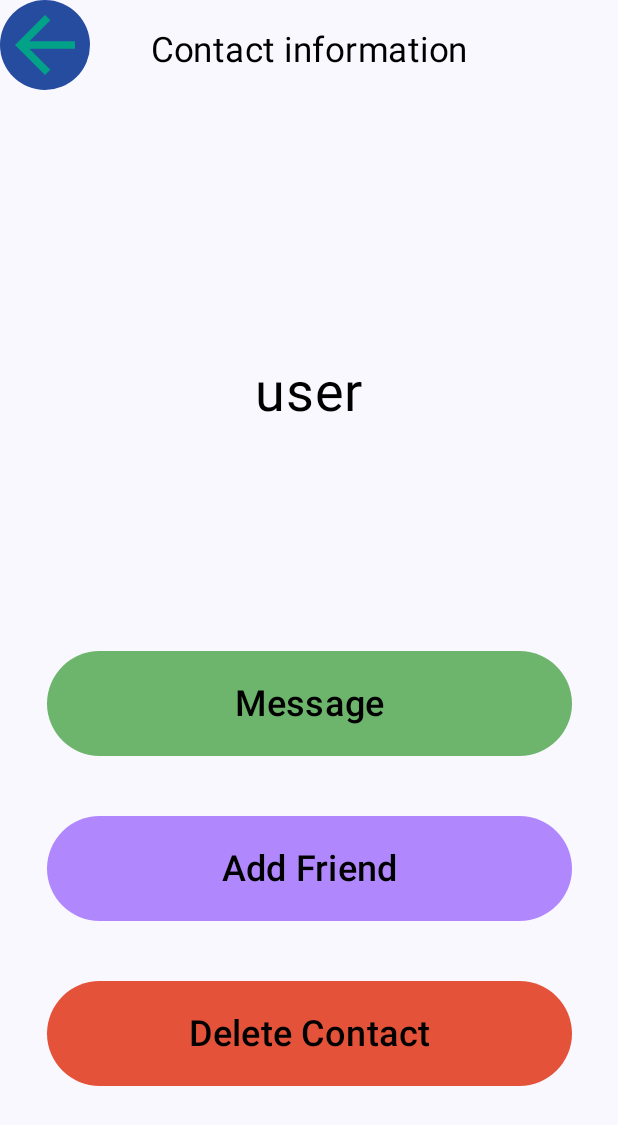
After one commit to mkikets99/LNTU-Messeger-Project, an Android app built with Jetpack Compose: the composable ContactPageView shown on its own in the app's theme, on a phone screen of 412 x 824 dp. The commit adds this screen. Shown: the top 1125 px of the screen. Run offline under Robolectric (Android 15) with nearby library versions, the phone set to English and light mode, and no system bars.

Commit message:
Added contact page. Changed theme

```diff
--- a/app/src/main/java/com/github/mkikets99/lntumessengerproject/ui/theme/Color.kt
+++ b/app/src/main/java/com/github/mkikets99/lntumessengerproject/ui/theme/Color.kt
@@ -9,3 +9,7 @@ val Pink80 = Color(0xFFEFB8C8) //EFB8C8
 val Purple40 = Color(0xFF6650a4) //6650a4
 val PurpleGrey40 = Color(0xFF625b71) //625b71
 val Pink40 = Color(0xFF7D5260)
+
+val BlueDark = Color(0xFF264ca0)
+val BlueDarkSecondary = Color(0xFF01a288)
+val BlueDarkTrinary = Color(0xFF01ec88)
--- a/app/src/main/java/com/github/mkikets99/lntumessengerproject/views/AuthViews.kt
+++ b/app/src/main/java/com/github/mkikets99/lntumessengerproject/views/AuthViews.kt
@@ -82,6 +82,7 @@ fun AuthActivity(navController: NavController){
 
             CustomButton(
                 onClick = { navController.navigate("MainList") },
+                modifier = Modifier
             ) {
                 Text(
                     text = "Login"
--- /dev/null
+++ b/app/src/main/java/com/github/mkikets99/lntumessengerproject/views/ContactPageView.kt
@@ -0,0 +1,132 @@
+package com.github.mkikets99.lntumessengerproject.views
+
+import androidx.compose.foundation.Image
+import androidx.compose.foundation.background
+import androidx.compose.foundation.layout.Box
+import androidx.compose.foundation.layout.Column
+import androidx.compose.foundation.layout.Row
+import androidx.compose.foundation.layout.Spacer
+import androidx.compose.foundation.layout.fillMaxHeight
+import androidx.compose.foundation.layout.fillMaxSize
+import androidx.compose.foundation.layout.fillMaxWidth
+import androidx.compose.foundation.layout.height
+import androidx.compose.foundation.layout.offset
+import androidx.compose.foundation.layout.size
+import androidx.compose.foundation.layout.width
+import androidx.compose.foundation.shape.RoundedCornerShape
+import androidx.compose.material.icons.Icons
+import androidx.compose.material.icons.automirrored.filled.ArrowBack
+import androidx.compose.material.icons.filled.ArrowBack
+import androidx.compose.material3.Button
+import androidx.compose.material3.Icon
+import androidx.compose.material3.MaterialTheme
+import androidx.compose.material3.Text
+import androidx.compose.runtime.Composable
+import androidx.compose.ui.Alignment
+import androidx.compose.ui.Modifier
+import androidx.compose.ui.focus.FocusRequester.Companion.createRefs
+import androidx.compose.ui.graphics.Color
+import androidx.compose.ui.graphics.Shape
+import androidx.compose.ui.text.style.TextAlign
+import androidx.compose.ui.unit.dp
+import androidx.compose.ui.unit.sp
+import com.github.mkikets99.lntumessengerproject.ui.theme.CustomButton
+import com.github.mkikets99.lntumessengerproject.ui.theme.CustomColorButton
+import com.github.mkikets99.lntumessengerproject.ui.theme.LNTUMessengerProjectTheme
+import com.google.android.material.shape.ShapeAppearanceModel
+
+@Composable
+fun ContactPageView(username: String = "user") {
+    LNTUMessengerProjectTheme {
+        Box(
+            modifier = Modifier.fillMaxSize()
+        )
+        {
+            Text(
+                modifier = Modifier.offset(y = 20.dp)
+                    .align(Alignment.TopCenter),
+                text = "Contact information",
+                fontSize = 23.sp,
+                textAlign = TextAlign.Center
+            )
+            Box(
+                modifier = Modifier
+                    .align(Alignment.TopStart)
+                    .height(60.dp)
+                    .width(60.dp),) {
+                CustomColorButton(
+                    onClick = {},
+                    modifier = Modifier.fillMaxSize(),/*,
+                    shape = RoundedCornerShape(0.dp)*/
+                    primaryColor = Color(0xFF264ca0),
+                    secondaryColor = Color(0xFF01a288)
+                )
+                {}
+                Icon(
+                    imageVector = Icons.Default.ArrowBack,
+                    contentDescription = "Back button",
+                    modifier = Modifier.fillMaxSize(),
+                    tint = Color(0xFF01a288)
+                )
+            }
+            Text(
+                text = username,
+                fontSize = 36.sp,
+                modifier = Modifier
+                    .align(Alignment.Center)
+                    .offset(y = (-150).dp)
+            )
+            Column(
+                modifier = Modifier.align(Alignment.BottomCenter)
+                    .height(400.dp)
+                    .width(350.dp)
+                    .offset(y = (0).dp)
+            )
+            {
+                Spacer(Modifier.size(10.dp))
+                CustomColorButton(
+                    onClick = {},
+                    modifier = Modifier.height(70.dp)
+                        .fillMaxWidth(),
+                    primaryColor = Color(0xFF6db56c),
+                    secondaryColor = Color(0xFF6db5fd)
+                )
+                {
+                    Text(
+                        text = "Message",
+                        fontSize = 24.sp
+                    )
+                }
+                Spacer(Modifier.size(40.dp))
+                CustomColorButton(
+                    onClick = {},
+                    modifier = Modifier.height(70.dp)
+                        .fillMaxWidth(),
+                    primaryColor = Color(0xFFb087fd),
+                    secondaryColor = Color(0xFFf98792)
+                )
+                {
+                    Text(
+                        text = "Add Friend",
+                        fontSize = 24.sp
+                    )
+                }
+                Spacer(Modifier.size(40.dp))
+                CustomColorButton(
+                    onClick = {},
+                    modifier = Modifier.height(70.dp)
+                        .fillMaxWidth(),
+                    primaryColor = Color(0xFFe5523a),
+                    secondaryColor = Color(0xFF99053d)
+                )
+                {
+                    Text(
+                        text = "Delete Contact",
+                        fontSize = 24.sp
+                    )
+                }
+                Spacer(Modifier.size(40.dp))
+            }
+        }
+    }
+}
```
Also changed, not shown: app/src/main/java/com/github/mkikets99/lntumessengerproject/ui/theme/CustomComposables.kt (+95 -3 lines), app/src/main/java/com/github/mkikets99/lntumessengerproject/ui/theme/Theme.kt (+6 -4 lines).
